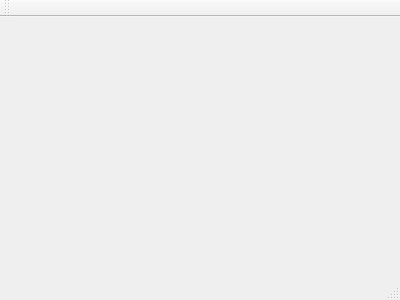
HalloSoft/Capzoid, file Capzoid/mainwindow.ui: the form before one commit.
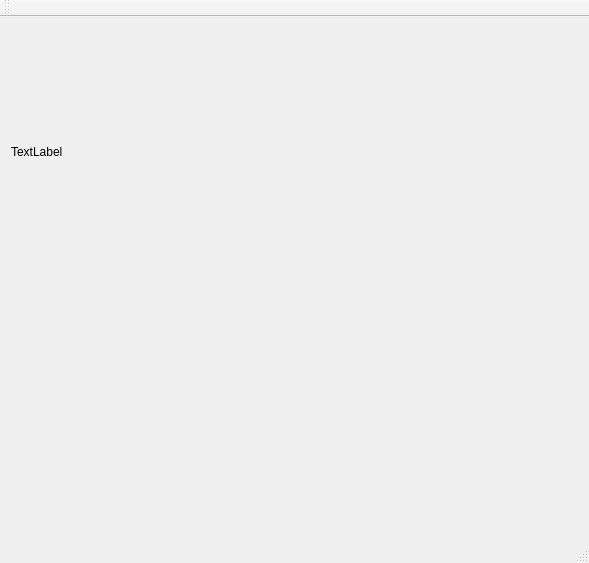
The form after the commit. Custom widgets are drawn as their Qt base class.

Diff of the .ui file:
```diff
--- a/Capzoid/mainwindow.ui
+++ b/Capzoid/mainwindow.ui
@@ -1,24 +1,67 @@
 <ui version="4.0">
  <class>MainWindow</class>
- <widget class="QMainWindow" name="MainWindow" >
-  <property name="geometry" >
+ <widget class="QMainWindow" name="MainWindow">
+  <property name="geometry">
    <rect>
     <x>0</x>
     <y>0</y>
-    <width>400</width>
-    <height>300</height>
+    <width>589</width>
+    <height>563</height>
    </rect>
   </property>
   <property name="windowTitle" >
    <string>MainWindow</string>
   </property>
-  <widget class="QMenuBar" name="menuBar" />
-  <widget class="QToolBar" name="mainToolBar" />
-  <widget class="QWidget" name="centralWidget" />
-  <widget class="QStatusBar" name="statusBar" />
+  <widget class="QWidget" name="centralWidget">
+   <layout class="QVBoxLayout" name="verticalLayout">
+    <item>
+     <widget class="QLabel" name="label">
+      <property name="text">
+       <string>TextLabel</string>
+      </property>
+     </widget>
+    </item>
+    <item>
+     <widget class="ControlWidget" name="controlWidget" native="true">
+      <property name="minimumSize">
+       <size>
+        <width>300</width>
+        <height>200</height>
+       </size>
+      </property>
+     </widget>
+    </item>
+   </layout>
+  </widget>
+  <widget class="QMenuBar" name="menuBar">
+   <property name="geometry">
+    <rect>
+     <x>0</x>
+     <y>0</y>
+     <width>589</width>
+     <height>32</height>
+    </rect>
+   </property>
+  </widget>
+  <widget class="QToolBar" name="mainToolBar">
+   <attribute name="toolBarArea">
+    <enum>TopToolBarArea</enum>
+   </attribute>
+   <attribute name="toolBarBreak">
+    <bool>false</bool>
+   </attribute>
+  </widget>
+  <widget class="QStatusBar" name="statusBar"/>
  </widget>
- <layoutDefault spacing="6" margin="11" />
- <pixmapfunction></pixmapfunction>
+ <layoutdefault spacing="6" margin="11"/>
+ <customwidgets>
+  <customwidget>
+   <class>ControlWidget</class>
+   <extends>QWidget</extends>
+   <header>controlwidget.h</header>
+   <container>1</container>
+  </customwidget>
+ </customwidgets>
  <resources/>
  <connections/>
 </ui>
```
Left out of the diff: 3 changed lines with no effect on the pictures.
